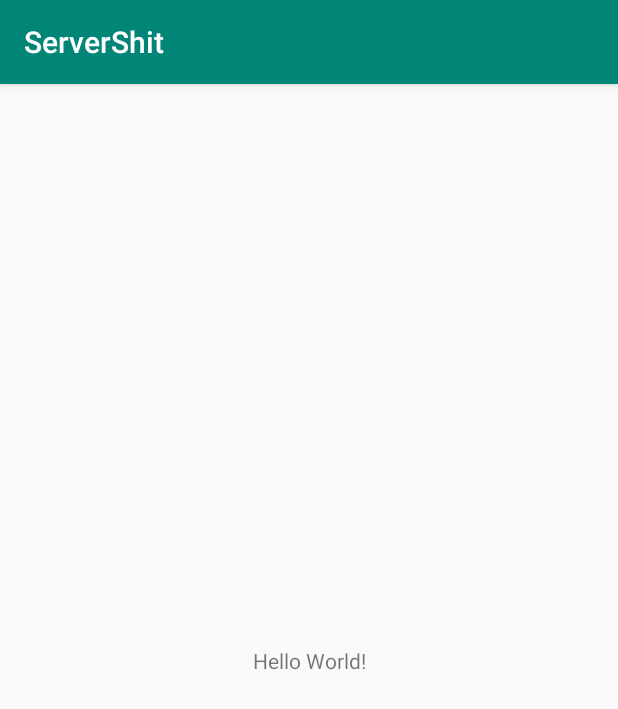
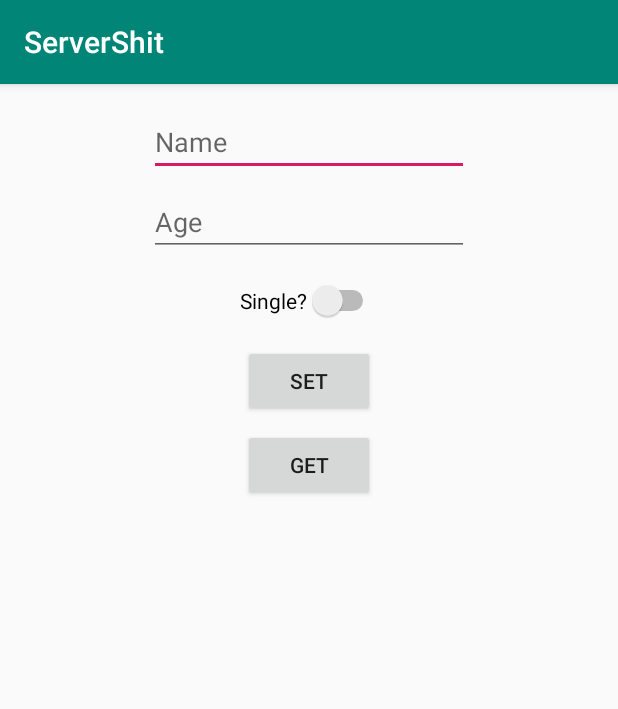
Before and after one commit to xsfjx/ServerShit, an Android app: the screen it shows after launch (MainActivity), on a phone screen of 412 x 824 dp. Shown: the top 709 px of the screen. Run offline under Robolectric (Android 15) with nearby library versions, the phone set to English and light mode, and no system bars.

Commit message:
Implement basic usage of sharedPref

```diff
--- a/app/src/main/java/com/servershit/MainActivity.java
+++ b/app/src/main/java/com/servershit/MainActivity.java
@@ -2,6 +2,11 @@ package com.servershit;
 
 import android.support.v7.app.AppCompatActivity;
 import android.os.Bundle;
+import android.view.View;
+import android.widget.Button;
+import android.widget.EditText;
+import android.widget.Switch;
+import android.widget.Toast;
 
 public class MainActivity extends AppCompatActivity {
 
@@ -9,5 +14,31 @@ public class MainActivity extends AppCompatActivity {
     protected void onCreate(Bundle savedInstanceState) {
         super.onCreate(savedInstanceState);
         setContentView(R.layout.activity_main);
+
+        final EditText etName = findViewById(R.id.etName);
+        final EditText etAge = findViewById(R.id.etAge);
+        final Switch theQ = findViewById(R.id.theQ);
+        Button setBtn = findViewById(R.id.setBtn);
+        Button getBtn = findViewById(R.id.getBtn);
+
+
+        setBtn.setOnClickListener(new View.OnClickListener() {
+            @Override
+            public void onClick(View v) {
+                SharedPref.setFName(etName.getText().toString());
+                SharedPref.setAge(Integer.parseInt(etAge.getText().toString()));
+                SharedPref.setSingle(theQ.isChecked());
+            }
+        });
+
+        getBtn.setOnClickListener(new View.OnClickListener() {
+            @Override
+            public void onClick(View v) {
+                Toast.makeText(MainActivity.this, "F name is : " + SharedPref.getFName(), Toast.LENGTH_SHORT).show();
+                Toast.makeText(MainActivity.this, "Age is : " + SharedPref.getAge(), Toast.LENGTH_SHORT).show();
+                Toast.makeText(MainActivity.this, "Single? " + SharedPref.isSingle(), Toast.LENGTH_SHORT).show();
+
+            }
+        });
     }
 }
--- a/app/src/main/res/layout/activity_main.xml
+++ b/app/src/main/res/layout/activity_main.xml
@@ -4,15 +4,69 @@
     xmlns:tools="http://schemas.android.com/tools"
     android:layout_width="match_parent"
     android:layout_height="match_parent"
-    tools:context=".MainActivity">
+    tools:context=".MainActivity"
+    tools:layout_editor_absoluteY="81dp">
 
-    <TextView
+    <EditText
+        android:id="@+id/etName"
         android:layout_width="wrap_content"
         android:layout_height="wrap_content"
-        android:text="Hello World!"
-        app:layout_constraintBottom_toBottomOf="parent"
-        app:layout_constraintLeft_toLeftOf="parent"
-        app:layout_constraintRight_toRightOf="parent"
-        app:layout_constraintTop_toTopOf="parent" />
+        android:layout_marginTop="16dp"
+        android:ems="10"
+        android:hint="@string/name"
+        android:inputType="textPersonName"
+        app:layout_constraintBottom_toTopOf="@+id/etAge"
+        app:layout_constraintEnd_toEndOf="parent"
+        app:layout_constraintStart_toStartOf="parent"
+        app:layout_constraintTop_toTopOf="parent"/>
+
+    <EditText
+        android:id="@+id/etAge"
+        android:layout_width="wrap_content"
+        android:layout_height="wrap_content"
+        android:layout_marginTop="8dp"
+        android:layout_marginBottom="8dp"
+        android:ems="10"
+        android:hint="@string/age"
+        android:inputType="textPersonName"
+        app:layout_constraintBottom_toTopOf="@+id/theQ"
+        app:layout_constraintEnd_toEndOf="parent"
+        app:layout_constraintStart_toStartOf="parent"
+        app:layout_constraintTop_toBottomOf="@+id/etName" />
+
+    <Switch
+        android:id="@+id/theQ"
+        android:layout_width="wrap_content"
+        android:layout_height="wrap_content"
+        android:layout_marginTop="8dp"
+        android:layout_marginBottom="8dp"
+        android:checked="false"
+        android:text="@string/single"
+        app:layout_constraintBottom_toTopOf="@+id/setBtn"
+        app:layout_constraintEnd_toEndOf="parent"
+        app:layout_constraintStart_toStartOf="parent"
+        app:layout_constraintTop_toBottomOf="@+id/etAge" />
+
+    <Button
+        android:id="@+id/setBtn"
+        android:layout_width="wrap_content"
+        android:layout_height="wrap_content"
+        android:layout_marginTop="8dp"
+        android:layout_marginBottom="2dp"
+        android:text="@string/set"
+        app:layout_constraintBottom_toTopOf="@+id/getBtn"
+        app:layout_constraintEnd_toEndOf="parent"
+        app:layout_constraintStart_toStartOf="parent"
+        app:layout_constraintTop_toBottomOf="@+id/theQ" />
+
+    <Button
+        android:id="@+id/getBtn"
+        android:layout_width="wrap_content"
+        android:layout_height="wrap_content"
+        android:layout_marginTop="8dp"
+        android:text="@string/get"
+        app:layout_constraintEnd_toEndOf="parent"
+        app:layout_constraintStart_toStartOf="parent"
+        app:layout_constraintTop_toBottomOf="@+id/setBtn" />
 
 </android.support.constraint.ConstraintLayout>
--- a/app/src/main/res/values/colors.xml
+++ b/app/src/main/res/values/colors.xml
@@ -3,4 +3,8 @@
     <color name="colorPrimary">#008577</color>
     <color name="colorPrimaryDark">#00574B</color>
     <color name="colorAccent">#D81B60</color>
+    <color name="msg_no_notes">#999</color>
+    <color name="hint_enter_note">#89c3c3c3</color>
+    <color name="timestamp">#858585</color>
+    <color name="note_list_text">#232323</color>
 </resources>
--- a/app/src/main/res/values/strings.xml
+++ b/app/src/main/res/values/strings.xml
@@ -1,3 +1,14 @@
 <resources>
     <string name="app_name">ServerShit</string>
+    <string name="action_settings">Settings</string>
+    <string name="activity_title_home">Notes</string>
+    <string name="msg_no_notes">No notes found!</string>
+    <string name="lbl_new_note_title">New Note</string>
+    <string name="lbl_edit_note_title">Edit Note</string>
+    <string name="hint_enter_note">Enter your note!</string>
+    <string name="name">Name</string>
+    <string name="age">Age</string>
+    <string name="single">Single?</string>
+    <string name="set">Set</string>
+    <string name="get">Get</string>
 </resources>
```
Also changed, not shown: app/src/main/res/values/dimens.xml (added, +15 -0 lines).
